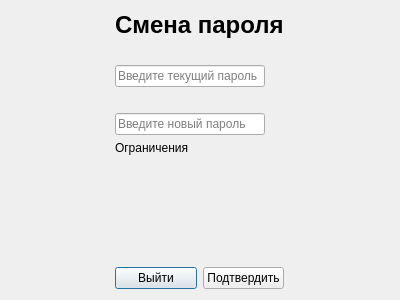
Above: passwordchangewindow.ui from Micelium1/LoginSim before the change. Below: the same form after it.
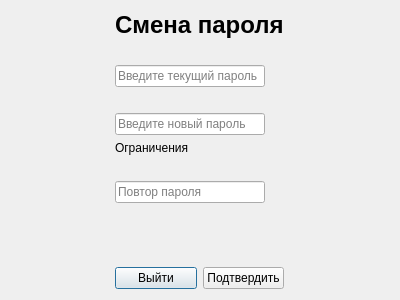
That is the form after the change.

Diff of the .ui file:
```diff
--- a/passwordchangewindow.ui
+++ b/passwordchangewindow.ui
@@ -111,6 +111,22 @@
        </property>
       </widget>
      </item>
+     <item row="7" column="0">
+      <widget class="QLineEdit" name="RepeatPasswdInput">
+       <property name="maximumSize">
+        <size>
+         <width>150</width>
+         <height>16777215</height>
+        </size>
+       </property>
+       <property name="echoMode">
+        <enum>QLineEdit::Password</enum>
+       </property>
+       <property name="placeholderText">
+        <string>Повтор пароля</string>
+       </property>
+      </widget>
+     </item>
      <item row="0" column="0">
       <widget class="QLabel" name="Header">
        <property name="text">
```
Left out of the diff: 74 changed lines with no effect on the pictures.
